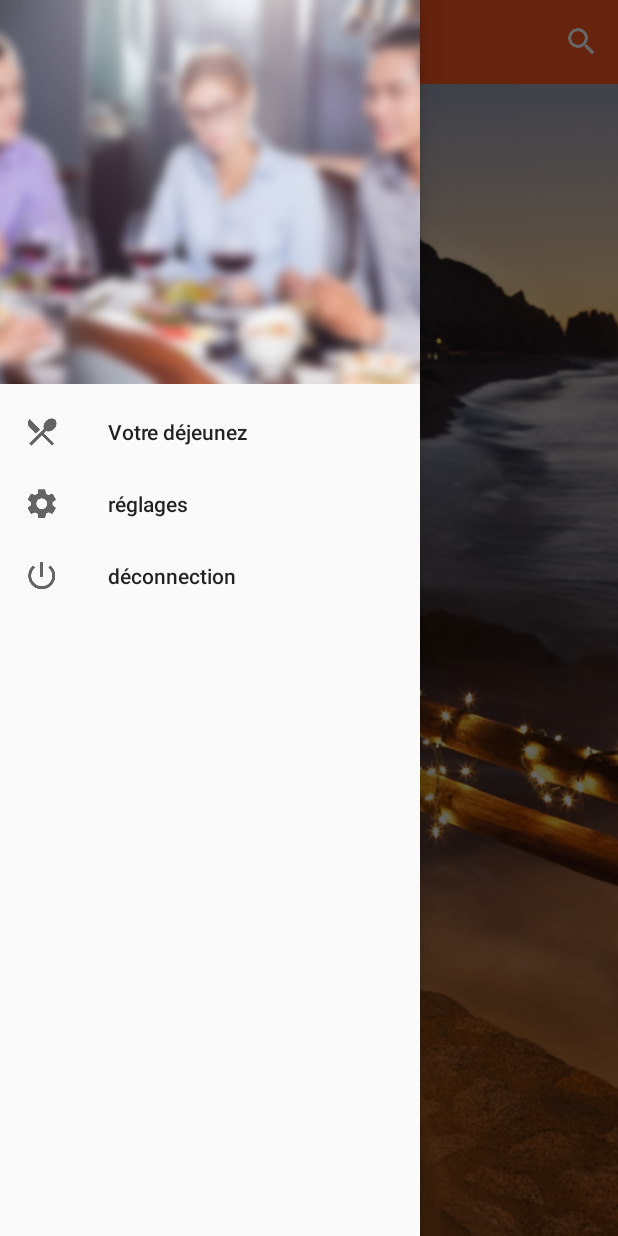
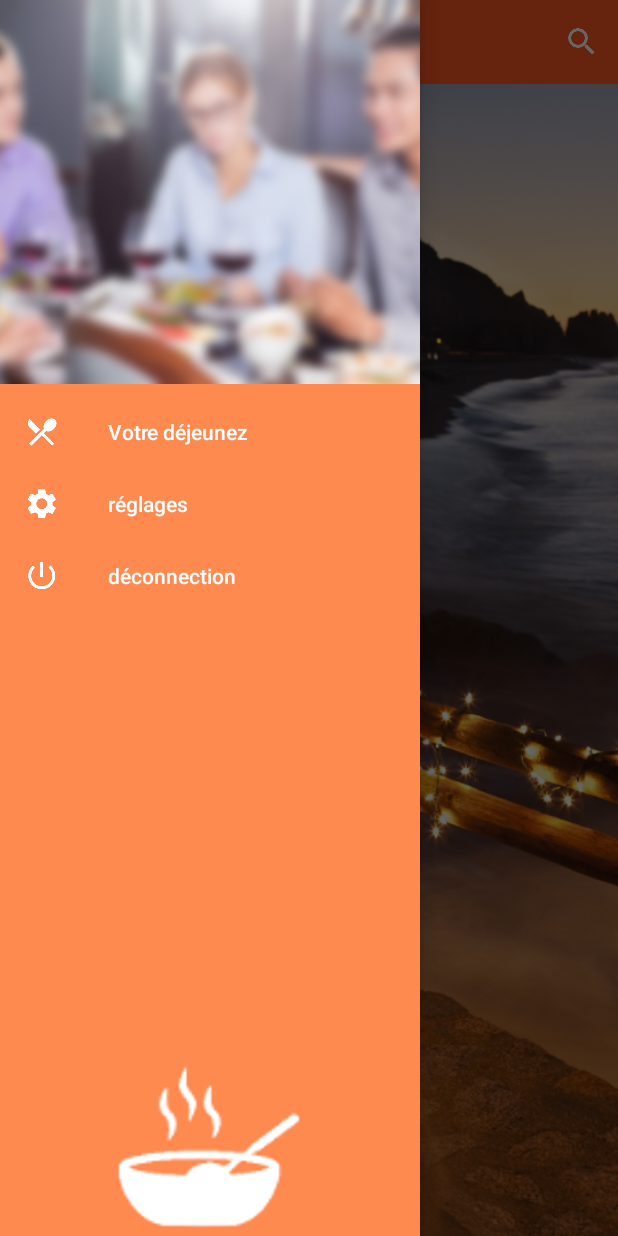
Before and after one commit to FLF69740/Projet-6-OC, an Android app: the screen it shows after launch (MainActivity), with the side drawer open, on a phone screen of 412 x 824 dp. Run offline under Robolectric (Android 15) with nearby library versions, the phone set to English and light mode, and no system bars; our stand-ins replace ButterKnife; libraries missing offline, so code that uses them is left out: com.firebase.ui; 2 statements that could not run were skipped.

Commit message:
menu drawer interface from navigation drawer defined - logo_only resized

```diff
--- a/app/src/main/java/com/example/francoislf/go4lunch/controllers/activities/BaseActivity.java
+++ b/app/src/main/java/com/example/francoislf/go4lunch/controllers/activities/BaseActivity.java
@@ -85,6 +85,7 @@ public abstract class BaseActivity extends AppCompatActivity implements Navigati
 
     protected void configureNavigationView(){
         this.mNavigationView = findViewById(R.id.activity_main_nav_view);
+        mNavigationView.setItemIconTintList(null);
         mNavigationView.setNavigationItemSelectedListener(this);
     }
 
--- a/app/src/main/res/layout/activity_main.xml
+++ b/app/src/main/res/layout/activity_main.xml
@@ -36,7 +36,23 @@
         android:layout_height="match_parent"
         android:layout_gravity="start"
         android:fitsSystemWindows="true"
+        android:background="#FF8A50"
+        app:itemTextColor="@android:color/white"
         app:headerLayout="@layout/nav_header"
-        app:menu="@menu/menu_drawer"/>
+        app:menu="@menu/menu_drawer">
+
+    <LinearLayout
+        android:layout_width="match_parent"
+        android:layout_height="match_parent"
+        android:gravity="bottom|center_horizontal">
+
+        <ImageView
+            android:layout_width="wrap_content"
+            android:layout_height="wrap_content"
+            android:src="@drawable/logo_only"/>
+
+    </LinearLayout>
+
+    </android.support.design.widget.NavigationView>
 
 </android.support.v4.widget.DrawerLayout>
```
Also changed, not shown: app/src/main/res/drawable-hdpi/logo_only.9.png (deleted), app/src/main/res/drawable-hdpi/logo_only.png (added), app/src/main/res/drawable-mdpi/logo_only.9.png (deleted), app/src/main/res/drawable-mdpi/logo_only.png (added), app/src/main/res/drawable-xhdpi/logo_only.9.png (deleted), app/src/main/res/drawable-xhdpi/logo_only.png (added), app/src/main/res/drawable-xxhdpi/logo_only.9.png (deleted), app/src/main/res/drawable-xxhdpi/logo_only.png (added), app/src/main/res/drawable-xxxhdpi/logo_only.9.png (deleted), app/src/main/res/drawable-xxxhdpi/logo_only.png (added).
